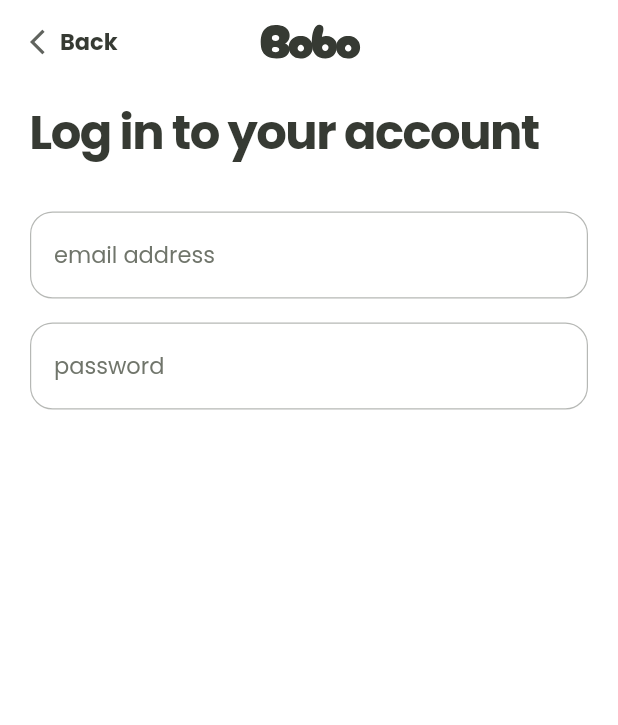
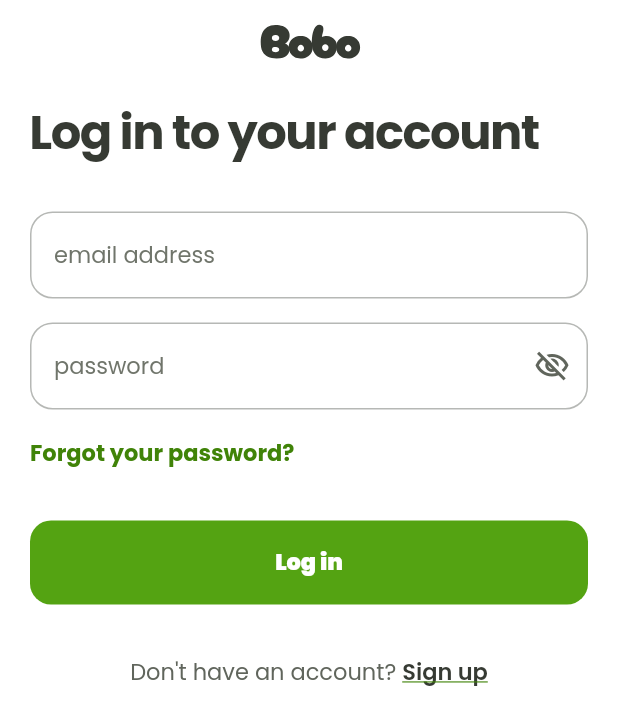
Before and after one commit to MohamedEssami20/app-delivery-food, a Flutter app: the LoginView screen opened by its route, on a phone screen of 412 x 824 dp. Shown: the top 725 px of the screen. Run offline on Flutter 3.47's test engine with Material 3 defaults, Android fonts, the phone set to English and light mode, and no system bars; our stand-ins replace flutter_svg, google_fonts, shared_preferences; accounts and stored records are empty.

Commit message:
finish login view ui

```diff
--- a/lib/core/function/build_custom_app_bar.dart
+++ b/lib/core/function/build_custom_app_bar.dart
@@ -4,7 +4,7 @@ import 'package:flutter_svg/svg.dart';
 import '../helper/app_theme_helper.dart';
 import '../utils/assets.dart';
 
-AppBar buildCustomAppBar(AppThemeHelper theme) {
+AppBar buildCustomAppBar(AppThemeHelper theme, [bool? showBackButton]) {
   return AppBar(
     backgroundColor: theme.colors.white,
     elevation: 0,
@@ -14,7 +14,9 @@ AppBar buildCustomAppBar(AppThemeHelper theme) {
       alignment: Alignment.center,
     ),
     leadingWidth: 100,
-    leading: Padding(
+    leading: Visibility(
+      visible: showBackButton ?? false,
+      child: Padding(
         padding: const EdgeInsets.only(left: 20),
         child: Row(
           mainAxisSize: MainAxisSize.min,
@@ -29,5 +31,6 @@ AppBar buildCustomAppBar(AppThemeHelper theme) {
           ],
         ),
       ),
+    ),
   );
 }
--- a/lib/core/utils/custom_text_field.dart
+++ b/lib/core/utils/custom_text_field.dart
@@ -51,7 +51,7 @@ class CustomTextFormFiled extends StatelessWidget {
       onSaved: onSaved,
       keyboardType: textInputType,
       textAlign: textAlign,
-      style: theme.textStyles.titleSmall?.copyWith(
+      style: theme.textStyles.titleMedium?.copyWith(
         color: theme.colors.typography500,
       ),
       decoration: InputDecoration(
@@ -63,18 +63,23 @@ class CustomTextFormFiled extends StatelessWidget {
         suffixIcon: suffixIcon,
         prefixIcon: prefixIcon,
         enabledBorder: buildBorder(theme),
-        focusedBorder: buildBorder(theme),
+        focusedBorder: buildBorder(theme, theme.colors.primary600),
         border: buildBorder(theme),
+        //focusedErrorBorder: buildBorder(theme, theme.colors.primary600),
+        errorBorder: buildBorder(theme, theme.colors.red),
         filled: true,
         fillColor: theme.colors.white,
       ),
     );
   }
 
-  OutlineInputBorder buildBorder(AppThemeHelper theme) {
+  OutlineInputBorder buildBorder(AppThemeHelper theme, [Color? color]) {
     return OutlineInputBorder(
       borderRadius: BorderRadius.circular(15),
-      borderSide: BorderSide(width: 0.8, color: theme.colors.typography100),
+      borderSide: BorderSide(
+        width: 1,
+        color: color ?? theme.colors.typography100,
+      ),
     );
   }
 }
--- a/lib/features/auth/presentation/views/widgets/login_view_body.dart
+++ b/lib/features/auth/presentation/views/widgets/login_view_body.dart
@@ -1,10 +1,22 @@
+import 'dart:developer';
+
 import 'package:app_delivey_food/core/helper/app_theme_helper.dart';
+import 'package:app_delivey_food/core/utils/custom_button.dart';
 import 'package:app_delivey_food/core/utils/custom_text_field.dart';
 import 'package:flutter/material.dart';
 
-class LoginViewBody extends StatelessWidget {
+class LoginViewBody extends StatefulWidget {
   const LoginViewBody({super.key});
 
+  @override
+  State<LoginViewBody> createState() => _LoginViewBodyState();
+}
+
+class _LoginViewBodyState extends State<LoginViewBody> {
+  GlobalKey<FormState> formKey = GlobalKey<FormState>();
+  AutovalidateMode autovalidateMode = AutovalidateMode.disabled;
+  bool isSecure = false;
+  String? email, password;
   @override
   Widget build(BuildContext context) {
     final theme = AppThemeHelper(context);
@@ -22,13 +34,106 @@ class LoginViewBody extends StatelessWidget {
             ),
           ),
           const SizedBox(height: 5),
-          CustomTextFormFiled(
-            hintText: "email address",
-            textInputType: TextInputType.emailAddress,
+          Form(
+            key: formKey,
+            autovalidateMode: autovalidateMode,
+            child: Column(
+              crossAxisAlignment: CrossAxisAlignment.start,
+              spacing: 16,
+              children: [
+                CustomTextFormFiled(
+                  hintText: "email address",
+                  textInputType: TextInputType.emailAddress,
+                  onSaved: (value) {
+                    email = value;
+                  },
+                  validator: (value) {
+                    final RegExp emailRegex = RegExp(
+                      r'^[\w-\.]+@([\w-]+\.)+[\w-]{2,4}$',
+                    );
+                    if (value == null || value.isEmpty) {
+                      return 'Please enter your email address';
+                    } else if (!emailRegex.hasMatch(value)) {
+                      return 'Please enter a valid email address';
+                    }
+                    return null;
+                  },
+                ),
+                CustomTextFormFiled(
+                  hintText: "password",
+                  textInputType: TextInputType.visiblePassword,
+                  obscureText: !isSecure,
+                  onSaved: (value) {
+                    password = value;
+                  },
+                  validator: (value) {
+                    if (value == null || value.isEmpty) {
+                      return 'Please enter your password';
+                    } else if (value.length < 8) {
+                      return 'Password must be at least 8 characters long';
+                    }
+                    return null;
+                  },
+                  suffixIcon: IconButton(
+                    onPressed: () {
+                      setState(() {
+                        isSecure = !isSecure;
+                      });
+                    },
+                    icon: Icon(
+                      isSecure
+                          ? Icons.visibility_outlined
+                          : Icons.visibility_off_outlined,
+                      color: theme.colors.typography400,
+                    ),
+                  ),
+                ),
+              ],
+            ),
           ),
-          CustomTextFormFiled(
-            hintText: "password",
-            textInputType: TextInputType.emailAddress,
+          Text(
+            "Forgot your password?",
+            style: theme.textStyles.headlineSmall?.copyWith(
+              color: theme.colors.primary700,
+            ),
+          ),
+          const SizedBox(height: 0),
+          SizedBox(
+            width: double.infinity,
+            child: CustomButton(
+              label: "Log in",
+              onPressed: () {
+                if (formKey.currentState!.validate()) {
+                  log("form is valid");
+                } else {
+                  setState(() {
+                    autovalidateMode = AutovalidateMode.always;
+                  });
+                }
+              },
+              backgroundColor: theme.colors.primary600,
+            ),
+          ),
+          const SizedBox(height: 0),
+          Row(
+            mainAxisSize: MainAxisSize.max,
+            mainAxisAlignment: MainAxisAlignment.center,
+            children: [
+              Text(
+                "Don't have an account? ",
+                style: theme.textStyles.titleSmall?.copyWith(
+                  color: theme.colors.typography400,
+                ),
+              ),
+              Text(
+                "Sign up",
+                style: theme.textStyles.titleMedium?.copyWith(
+                  color: theme.colors.typography500,
+                  decoration: TextDecoration.underline,
+                  decorationColor: theme.colors.primary700,
+                ),
+              ),
+            ],
           ),
         ],
       ),
```
Lines whose indentation alone changed are shown as unchanged.
